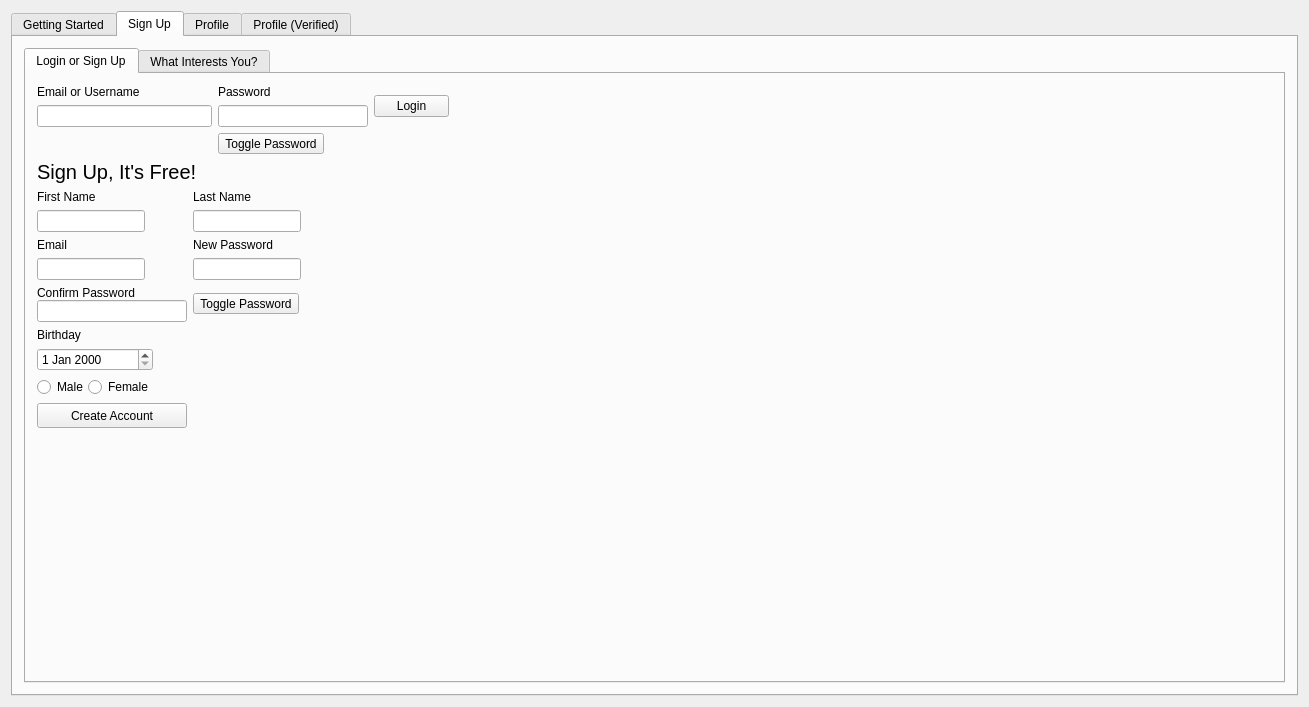
Above: src/web-app/interestdata.ui from Aesylwinn/software-engineering before the change. Below: the same form after it.
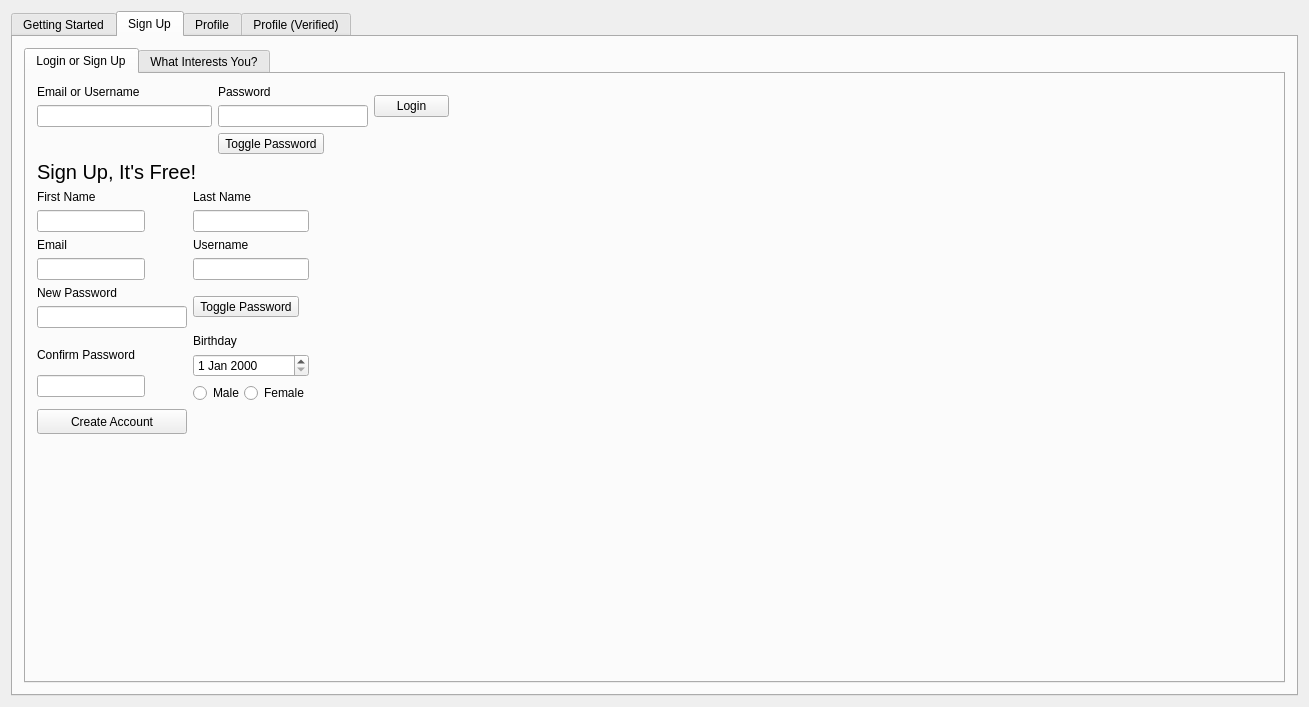
That is the form after the change. Icons and pictures are not drawn.

Commit message: Added username and message pop up

Patch:
```diff
--- a/src/web-app/interestdata.ui
+++ b/src/web-app/interestdata.ui
@@ -348,46 +348,19 @@
                </item>
               </layout>
              </item>
-             <item row="1" column="1">
-              <layout class="QVBoxLayout" name="verticalLayout_10">
-               <item>
-                <widget class="QLabel" name="SUPass">
-                 <property name="text">
-                  <string>New Password</string>
-                 </property>
-                </widget>
-               </item>
-               <item>
-                <widget class="QLineEdit" name="newPass">
-                 <property name="maximumSize">
-                  <size>
-                   <width>150</width>
-                   <height>16777215</height>
-                  </size>
-                 </property>
-                 <property name="echoMode">
-                  <enum>QLineEdit::Password</enum>
-                 </property>
-                </widget>
-               </item>
-              </layout>
-             </item>
              <item row="2" column="0" colspan="2">
               <layout class="QHBoxLayout" name="horizontalLayout_6">
                <item>
-                <layout class="QVBoxLayout" name="verticalLayout_12">
-                 <property name="spacing">
-                  <number>0</number>
-                 </property>
+                <layout class="QVBoxLayout" name="verticalLayout_10">
                  <item>
-                  <widget class="QLabel" name="label">
+                  <widget class="QLabel" name="SUPass">
                    <property name="text">
-                    <string>Confirm Password</string>
+                    <string>New Password</string>
                    </property>
                   </widget>
                  </item>
                  <item>
-                  <widget class="QLineEdit" name="confirmPass">
+                  <widget class="QLineEdit" name="newPass">
                    <property name="maximumSize">
                     <size>
                      <width>150</width>
@@ -410,7 +383,26 @@
                </item>
               </layout>
              </item>
-             <item row="3" column="0">
+             <item row="5" column="0">
+              <widget class="QPushButton" name="SignUp">
+               <property name="minimumSize">
+                <size>
+                 <width>150</width>
+                 <height>25</height>
+                </size>
+               </property>
+               <property name="maximumSize">
+                <size>
+                 <width>150</width>
+                 <height>25</height>
+                </size>
+               </property>
+               <property name="text">
+                <string>Create Account</string>
+               </property>
+              </widget>
+             </item>
+             <item row="3" column="1">
               <layout class="QVBoxLayout" name="verticalLayout_11">
                <item>
                 <widget class="QLabel" name="BDay">
@@ -448,24 +440,53 @@
                </item>
               </layout>
              </item>
-             <item row="4" column="0">
-              <widget class="QPushButton" name="SignUp">
-               <property name="minimumSize">
-                <size>
-                 <width>150</width>
-                 <height>25</height>
-                </size>
+             <item row="1" column="1">
+              <layout class="QVBoxLayout" name="verticalLayout_16">
+               <item>
+                <widget class="QLabel" name="label_5">
+                 <property name="text">
+                  <string>Username</string>
+                 </property>
+                </widget>
+               </item>
+               <item>
+                <widget class="QLineEdit" name="lineEdit">
+                 <property name="maximumSize">
+                  <size>
+                   <width>150</width>
+                   <height>16777215</height>
+                  </size>
+                 </property>
+                </widget>
+               </item>
+              </layout>
+             </item>
+             <item row="3" column="0">
+              <layout class="QVBoxLayout" name="verticalLayout_12">
+               <property name="spacing">
+                <number>0</number>
                </property>
-               <property name="maximumSize">
-                <size>
-                 <width>150</width>
-                 <height>25</height>
-                </size>
-               </property>
-               <property name="text">
-                <string>Create Account</string>
-               </property>
-              </widget>
+               <item>
+                <widget class="QLabel" name="label">
+                 <property name="text">
+                  <string>Confirm Password</string>
+                 </property>
+                </widget>
+               </item>
+               <item>
+                <widget class="QLineEdit" name="confirmPass">
+                 <property name="maximumSize">
+                  <size>
+                   <width>150</width>
+                   <height>16777215</height>
+                  </size>
+                 </property>
+                 <property name="echoMode">
+                  <enum>QLineEdit::Password</enum>
+                 </property>
+                </widget>
+               </item>
+              </layout>
              </item>
             </layout>
            </item>
```
The commit also changes 1 other file.
